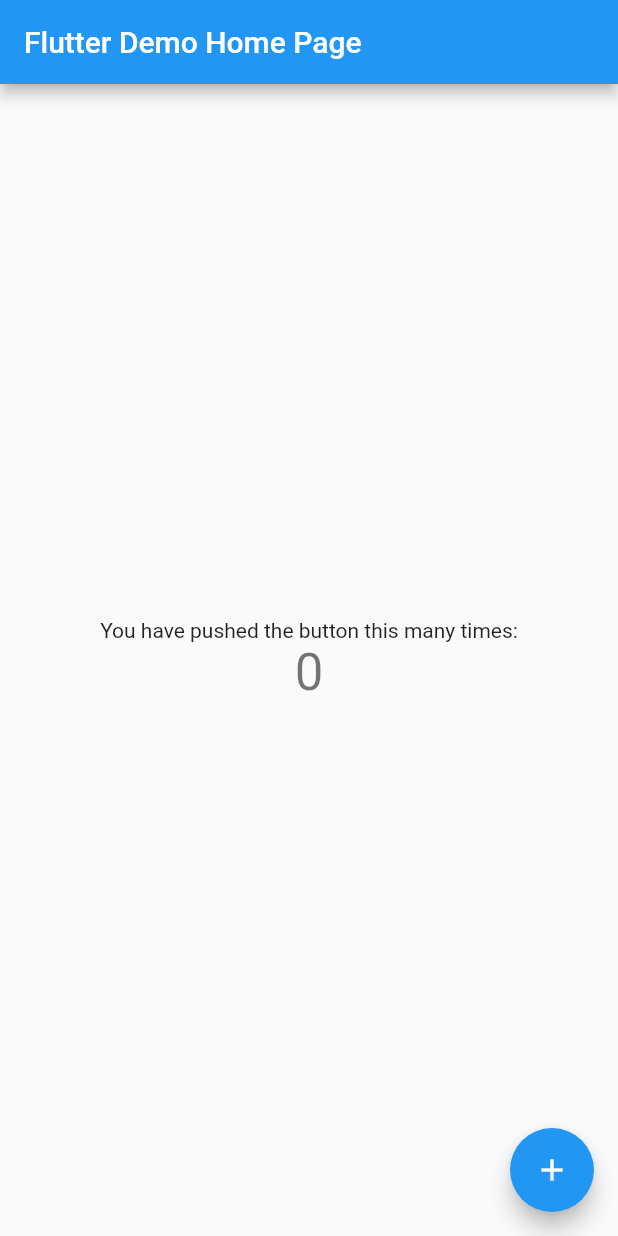
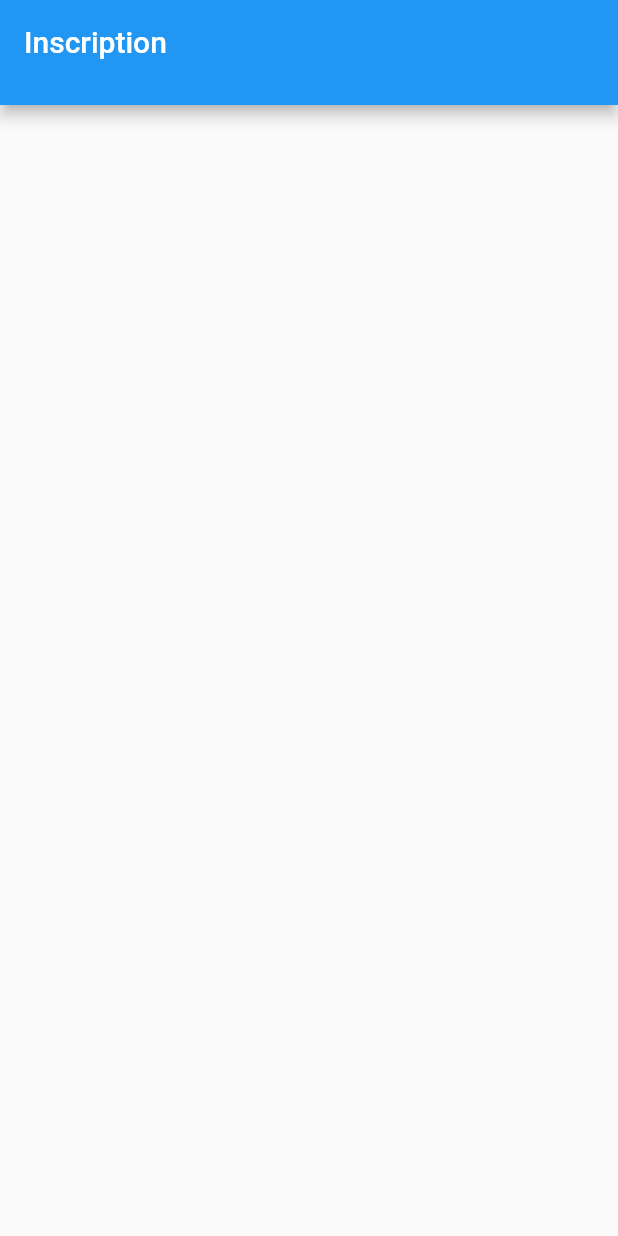
Before and after one commit to elhadjibabacarsene/Projet-Book-Yonn-mobile, a Flutter app: the screen it shows after launch, on a phone screen of 412 x 824 dp. Run offline on Flutter 3.47's test engine with Material 2 defaults, Android fonts, the phone set to English and light mode, and no system bars.

Commit message:
config:mise_en_place_file_structure_inscription

```diff
--- a/lib/main.dart
+++ b/lib/main.dart
@@ -1,3 +1,4 @@
+import 'package:book_yonn_mobile/views/inscriptions/inscriptions.dart';
 import 'package:flutter/material.dart';
 
 void main() {
@@ -8,106 +9,6 @@ class MyApp extends StatelessWidget {
   // This widget is the root of your application.
   @override
   Widget build(BuildContext context) {
-    return MaterialApp(
-      title: 'Flutter Demo',
-      theme: ThemeData(
-        // This is the theme of your application.
-        //
-        // Try running your application with "flutter run". You'll see the
-        // application has a blue toolbar. Then, without quitting the app, try
-        // changing the primarySwatch below to Colors.green and then invoke
-        // "hot reload" (press "r" in the console where you ran "flutter run",
-        // or simply save your changes to "hot reload" in a Flutter IDE).
-        // Notice that the counter didn't reset back to zero; the application
-        // is not restarted.
-        primarySwatch: Colors.blue,
-      ),
-      home: MyHomePage(title: 'Flutter Demo Home Page'),
-    );
+    return MaterialApp(home: Inscription(),);
   }
 }
-
-class MyHomePage extends StatefulWidget {
-  MyHomePage({Key? key, required this.title}) : super(key: key);
-
-  // This widget is the home page of your application. It is stateful, meaning
-  // that it has a State object (defined below) that contains fields that affect
-  // how it looks.
-
-  // This class is the configuration for the state. It holds the values (in this
-  // case the title) provided by the parent (in this case the App widget) and
-  // used by the build method of the State. Fields in a Widget subclass are
-  // always marked "final".
-
-  final String title;
-
-  @override
-  _MyHomePageState createState() => _MyHomePageState();
-}
-
-class _MyHomePageState extends State<MyHomePage> {
-  int _counter = 0;
-
-  void _incrementCounter() {
-    setState(() {
-      // This call to setState tells the Flutter framework that something has
-      // changed in this State, which causes it to rerun the build method below
-      // so that the display can reflect the updated values. If we changed
-      // _counter without calling setState(), then the build method would not be
-      // called again, and so nothing would appear to happen.
-      _counter++;
-    });
-  }
-
-  @override
-  Widget build(BuildContext context) {
-    // This method is rerun every time setState is called, for instance as done
-    // by the _incrementCounter method above.
-    //
-    // The Flutter framework has been optimized to make rerunning build methods
-    // fast, so that you can just rebuild anything that needs updating rather
-    // than having to individually change instances of widgets.
-    return Scaffold(
-      appBar: AppBar(
-        // Here we take the value from the MyHomePage object that was created by
-        // the App.build method, and use it to set our appbar title.
-        title: Text(widget.title),
-      ),
-      body: Center(
-        // Center is a layout widget. It takes a single child and positions it
-        // in the middle of the parent.
-        child: Column(
-          // Column is also a layout widget. It takes a list of children and
-          // arranges them vertically. By default, it sizes itself to fit its
-          // children horizontally, and tries to be as tall as its parent.
-          //
-          // Invoke "debug painting" (press "p" in the console, choose the
-          // "Toggle Debug Paint" action from the Flutter Inspector in Android
-          // Studio, or the "Toggle Debug Paint" command in Visual Studio Code)
-          // to see the wireframe for each widget.
-          //
-          // Column has various properties to control how it sizes itself and
-          // how it positions its children. Here we use mainAxisAlignment to
-          // center the children vertically; the main axis here is the vertical
-          // axis because Columns are vertical (the cross axis would be
-          // horizontal).
-          mainAxisAlignment: MainAxisAlignment.center,
-          children: <Widget>[
-            Text(
-              'You have pushed the button this many times:',
-            ),
-            Text(
-              '$_counter',
-              style: Theme.of(context).textTheme.headline4,
-            ),
-          ],
-        ),
-      ),
-      floatingActionButton: FloatingActionButton(
-        onPressed: _incrementCounter,
-        tooltip: 'Increment',
-        child: Icon(Icons.add),
-      ), // This trailing comma makes auto-formatting nicer for build methods.
-    );
-  }
-}
--- /dev/null
+++ b/lib/views/inscriptions/components/app_bar_inscription/app_bar_inscription.dart
@@ -0,0 +1,18 @@
+import 'package:flutter/material.dart';
+
+
+class AppBarInscription extends StatefulWidget {
+  const AppBarInscription({ Key? key }) : super(key: key);
+
+  @override
+  _AppBarInscriptionState createState() => _AppBarInscriptionState();
+}
+
+class _AppBarInscriptionState extends State<AppBarInscription> {
+  @override
+  Widget build(BuildContext context) {
+    return AppBar(
+      title: Text('Inscription'),
+    );
+  }
+}
--- /dev/null
+++ b/lib/views/inscriptions/inscriptions.dart
@@ -0,0 +1,21 @@
+import 'package:flutter/material.dart';
+import 'components/app_bar_inscription/app_bar_inscription.dart';
+
+
+class Inscription extends StatefulWidget {
+  const Inscription({ Key? key }) : super(key: key);
+
+  @override
+  _InscriptionState createState() => _InscriptionState();
+}
+
+class _InscriptionState extends State<Inscription> {
+  @override
+  Widget build(BuildContext context) {
+    return Scaffold(
+      appBar: PreferredSize(
+        preferredSize: Size.fromHeight(70.0),
+        child: AppBarInscription(),
+        )
+    );}
+}
```
